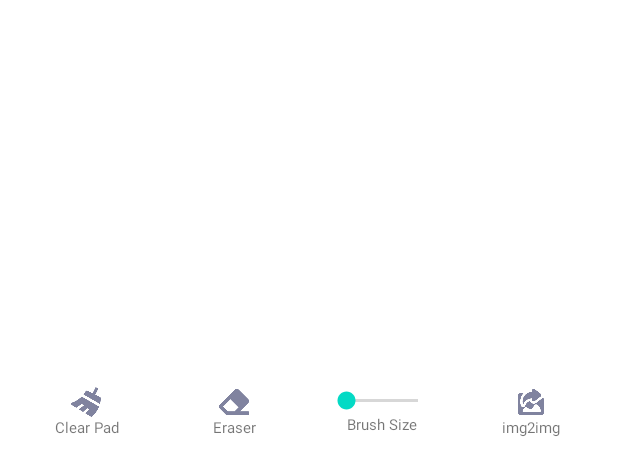
After one commit to XianzheFan/ArtAgent-android, an Android app: the layout drawing_controls.xml on its own in the app's theme, with its tools: preview values and no code run, on a phone screen of 412 x 824 dp. The commit adds this screen. Shown: the top 475 px of the screen. Run offline under Robolectric (Android 15) with nearby library versions, the phone set to English and light mode, and no system bars.

Commit message:
sketchpad finished

```diff
--- /dev/null
+++ b/app/src/main/res/drawable/resize_clear_sketchpad.xml
@@ -0,0 +1,7 @@
+<layer-list xmlns:android="http://schemas.android.com/apk/res/android">
+    <item
+        android:width="20dp"
+        android:height="20dp"
+        android:drawable="@drawable/clear_sketchpad"
+        android:gravity="center" />
+</layer-list>
--- /dev/null
+++ b/app/src/main/res/drawable/resize_eraser.xml
@@ -0,0 +1,7 @@
+<layer-list xmlns:android="http://schemas.android.com/apk/res/android">
+    <item
+        android:width="20dp"
+        android:height="20dp"
+        android:drawable="@drawable/eraser"
+        android:gravity="center" />
+</layer-list>
--- /dev/null
+++ b/app/src/main/res/drawable/resize_share_image.xml
@@ -0,0 +1,7 @@
+<layer-list xmlns:android="http://schemas.android.com/apk/res/android">
+    <item
+        android:width="20dp"
+        android:height="20dp"
+        android:drawable="@drawable/share_image"
+        android:gravity="center" />
+</layer-list>
--- /dev/null
+++ b/app/src/main/res/layout/brush_size_slider.xml
@@ -0,0 +1,6 @@
+<SeekBar xmlns:android="http://schemas.android.com/apk/res/android"
+    android:id="@+id/seekbar_brush_size"
+    android:layout_width="match_parent"
+    android:layout_height="wrap_content"
+    android:max="100"
+    android:padding="15dp" />
--- /dev/null
+++ b/app/src/main/res/layout/drawing_controls.xml
@@ -0,0 +1,62 @@
+<?xml version="1.0" encoding="utf-8"?>
+<LinearLayout xmlns:android="http://schemas.android.com/apk/res/android"
+    android:layout_width="match_parent"
+    android:layout_height="wrap_content"
+    android:orientation="vertical"
+    android:padding="8dp">
+    <com.fxz.artagent.DrawingView
+        android:id="@+id/drawing_view"
+        android:layout_width="match_parent"
+        android:layout_height="250dp"
+        android:layout_weight="1" />
+    <LinearLayout
+        android:layout_width="match_parent"
+        android:layout_height="wrap_content"
+        android:orientation="horizontal">
+        <TextView
+            android:id="@+id/btn_sketchpad_clear"
+            android:layout_width="0dp"
+            android:layout_height="wrap_content"
+            android:layout_weight="1"
+            android:drawableTop="@drawable/resize_clear_sketchpad"
+            android:gravity="center"
+            android:text="Clear Pad"
+            android:textSize="10sp" />
+        <TextView
+            android:id="@+id/btn_eraser"
+            android:layout_width="0dp"
+            android:layout_height="wrap_content"
+            android:layout_weight="1"
+            android:drawableTop="@drawable/resize_eraser"
+            android:gravity="center"
+            android:text="Eraser"
+            android:textSize="10sp"/>
+        <LinearLayout
+            android:layout_width="0dp"
+            android:layout_height="wrap_content"
+            android:layout_weight="1"
+            android:gravity="center"
+            android:orientation="vertical">
+            <SeekBar
+                android:id="@+id/brush_size_seekbar"
+                android:layout_width="80dp"
+                android:layout_height="0dp"
+                android:layout_weight="1"
+                android:max="60"/>
+            <TextView
+                android:layout_width="wrap_content"
+                android:layout_height="wrap_content"
+                android:text="Brush Size"
+                android:textSize="10sp" />
+        </LinearLayout>
+        <TextView
+            android:id="@+id/btn_save"
+            android:layout_width="0dp"
+            android:layout_height="wrap_content"
+            android:layout_weight="1"
+            android:drawableTop="@drawable/resize_share_image"
+            android:gravity="center"
+            android:text="img2img"
+            android:textSize="10sp" />
+    </LinearLayout>
+</LinearLayout>
```
Also changed, not shown: app/src/main/java/com/fxz/artagent/DrawingView.java (+22 -2 lines), app/src/main/java/com/fxz/artagent/FloatingWindowService.java (+258 -27 lines), app/src/main/res/drawable/resize_sketchpad.xml (added, +7 -0 lines), app/src/main/res/layout/talkway.xml (+19 -9 lines), app/src/main/res/drawable/clear_sketchpad.png (added), app/src/main/res/drawable/eraser.png (added), app/src/main/res/drawable/share_image.png (added), app/src/main/res/drawable/sketchpad.png (added).
